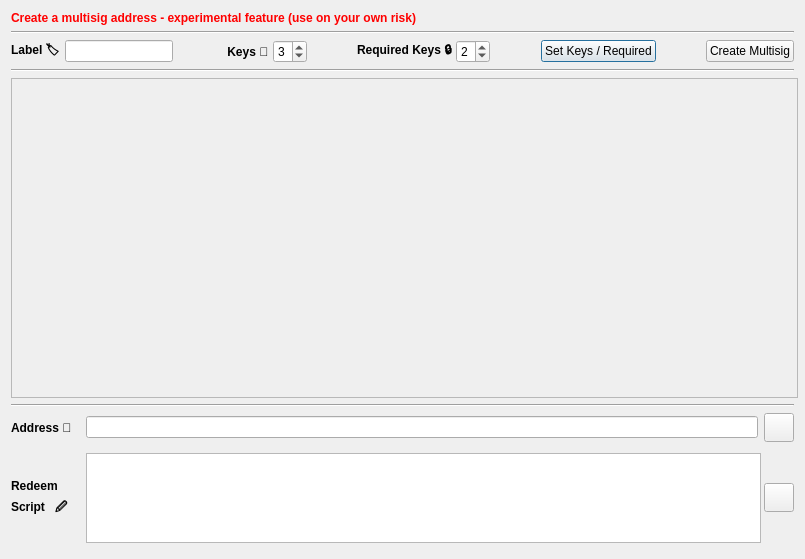
First picture: the form in src/qt/forms/multisigdialog.ui, repository Sandokaaan/Earthcoin, before the edit.
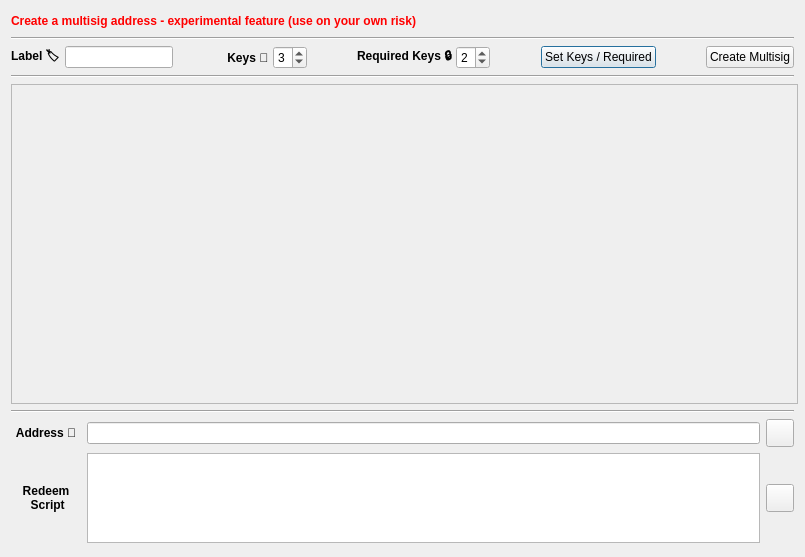
Second picture: the form after the edit. Icons and pictures are not drawn.

Commit message: Fixed unknown from address in GUI wallet

Patch:
```diff
--- a/src/qt/forms/multisigdialog.ui
+++ b/src/qt/forms/multisigdialog.ui
@@ -96,6 +96,12 @@
      </property>
      <item>
       <widget class="QLabel" name="labelLabel">
+       <property name="sizePolicy">
+        <sizepolicy hsizetype="Minimum" vsizetype="Preferred">
+         <horstretch>0</horstretch>
+         <verstretch>0</verstretch>
+        </sizepolicy>
+       </property>
        <property name="font">
         <font>
          <weight>75</weight>
@@ -129,6 +135,12 @@
      </item>
      <item>
       <widget class="QLabel" name="labelKeys">
+       <property name="sizePolicy">
+        <sizepolicy hsizetype="Minimum" vsizetype="Preferred">
+         <horstretch>0</horstretch>
+         <verstretch>0</verstretch>
+        </sizepolicy>
+       </property>
        <property name="font">
         <font>
          <weight>75</weight>
@@ -171,6 +183,12 @@
      </item>
      <item>
       <widget class="QLabel" name="labelRequired">
+       <property name="sizePolicy">
+        <sizepolicy hsizetype="Minimum" vsizetype="Preferred">
+         <horstretch>0</horstretch>
+         <verstretch>0</verstretch>
+        </sizepolicy>
+       </property>
        <property name="font">
         <font>
          <weight>75</weight>
@@ -329,31 +347,23 @@
     </widget>
    </item>
    <item>
-    <layout class="QGridLayout" name="gridLayout">
-     <item row="1" column="1">
-      <widget class="QPlainTextEdit" name="lineEditRedeemScript">
-       <property name="minimumSize">
-        <size>
-         <width>675</width>
-         <height>90</height>
-        </size>
-       </property>
-       <property name="maximumSize">
-        <size>
-         <width>675</width>
-         <height>90</height>
-        </size>
-       </property>
-       <property name="toolTip">
-        <string>Multisig redeem script. Please, backup it on a safe place. Without the redeem script the funds received to a multisig address cannot be spent.</string>
-       </property>
-       <property name="readOnly">
-        <bool>true</bool>
-       </property>
-      </widget>
-     </item>
-     <item row="0" column="0">
+    <layout class="QVBoxLayout" name="verticalLayout_2">
+     <item>
+      <layout class="QHBoxLayout" name="horizontalLayout_2">
+       <item>
       <widget class="QLabel" name="labelAddress">
+         <property name="sizePolicy">
+          <sizepolicy hsizetype="Minimum" vsizetype="Minimum">
+           <horstretch>0</horstretch>
+           <verstretch>0</verstretch>
+          </sizepolicy>
+         </property>
+         <property name="minimumSize">
+          <size>
+           <width>70</width>
+           <height>0</height>
+          </size>
+         </property>
        <property name="font">
         <font>
          <weight>75</weight>
@@ -363,60 +373,12 @@
        <property name="text">
         <string>Address 👛</string>
        </property>
-      </widget>
-     </item>
-     <item row="1" column="0">
-      <widget class="QLabel" name="labelRedeemScript">
-       <property name="minimumSize">
-        <size>
-         <width>69</width>
-         <height>100</height>
-        </size>
-       </property>
-       <property name="maximumSize">
-        <size>
-         <width>69</width>
-         <height>100</height>
-        </size>
-       </property>
-       <property name="font">
-        <font>
-         <weight>75</weight>
-         <bold>true</bold>
-        </font>
-       </property>
-       <property name="text">
-        <string>Redeem Script   🖉</string>
-       </property>
-       <property name="wordWrap">
-        <bool>true</bool>
-       </property>
-      </widget>
-     </item>
-     <item row="1" column="2">
-      <widget class="QToolButton" name="copyScriptButton">
-       <property name="toolTip">
-        <string>Copy redeem script to clipboard</string>
-       </property>
-       <property name="text">
-        <string/>
-       </property>
-       <property name="icon">
-        <iconset resource="../earthcoin.qrc">
-         <normaloff>:/icons/editcopy</normaloff>:/icons/editcopy</iconset>
-       </property>
-       <property name="iconSize">
-        <size>
-         <width>22</width>
-         <height>22</height>
-        </size>
-       </property>
-       <property name="shortcut">
-        <string>Alt+P</string>
-       </property>
-      </widget>
-     </item>
-     <item row="0" column="1">
+         <property name="alignment">
+          <set>Qt::AlignCenter</set>
+         </property>
+        </widget>
+       </item>
+       <item>
       <widget class="QLineEdit" name="lineEditAddress">
        <property name="toolTip">
         <string>Generated multisig address to receive funds</string>
@@ -426,8 +388,26 @@
        </property>
       </widget>
      </item>
-     <item row="0" column="2">
+       <item>
       <widget class="QToolButton" name="copyAddressButton">
+         <property name="minimumSize">
+          <size>
+           <width>28</width>
+           <height>28</height>
+          </size>
+         </property>
+         <property name="maximumSize">
+          <size>
+           <width>28</width>
+           <height>28</height>
+          </size>
+         </property>
+         <property name="baseSize">
+          <size>
+           <width>28</width>
+           <height>28</height>
+          </size>
+         </property>
        <property name="toolTip">
         <string>Copy address to clipboard</string>
        </property>
@@ -448,6 +428,119 @@
         <string>Alt+P</string>
        </property>
       </widget>
+       </item>
+      </layout>
+     </item>
+     <item>
+      <layout class="QHBoxLayout" name="horizontalLayout_3">
+       <item>
+        <widget class="QLabel" name="labelRedeemScript">
+         <property name="sizePolicy">
+          <sizepolicy hsizetype="Minimum" vsizetype="Minimum">
+           <horstretch>0</horstretch>
+           <verstretch>0</verstretch>
+          </sizepolicy>
+         </property>
+         <property name="minimumSize">
+          <size>
+           <width>70</width>
+           <height>0</height>
+          </size>
+         </property>
+         <property name="maximumSize">
+          <size>
+           <width>60</width>
+           <height>1000</height>
+          </size>
+         </property>
+         <property name="font">
+          <font>
+           <weight>75</weight>
+           <bold>true</bold>
+          </font>
+         </property>
+         <property name="text">
+          <string>Redeem 
+ Script</string>
+         </property>
+         <property name="alignment">
+          <set>Qt::AlignCenter</set>
+         </property>
+         <property name="wordWrap">
+          <bool>true</bool>
+         </property>
+        </widget>
+       </item>
+       <item>
+        <widget class="QPlainTextEdit" name="lineEditRedeemScript">
+         <property name="sizePolicy">
+          <sizepolicy hsizetype="Expanding" vsizetype="Fixed">
+           <horstretch>0</horstretch>
+           <verstretch>0</verstretch>
+          </sizepolicy>
+         </property>
+         <property name="minimumSize">
+          <size>
+           <width>0</width>
+           <height>0</height>
+          </size>
+         </property>
+         <property name="maximumSize">
+          <size>
+           <width>16777215</width>
+           <height>90</height>
+          </size>
+         </property>
+         <property name="toolTip">
+          <string>Multisig redeem script. Please, backup it on a safe place. Without the redeem script the funds received to a multisig address cannot be spent.</string>
+         </property>
+         <property name="readOnly">
+          <bool>true</bool>
+         </property>
+        </widget>
+       </item>
+       <item>
+        <widget class="QToolButton" name="copyScriptButton">
+         <property name="minimumSize">
+          <size>
+           <width>28</width>
+           <height>28</height>
+          </size>
+         </property>
+         <property name="maximumSize">
+          <size>
+           <width>28</width>
+           <height>28</height>
+          </size>
+         </property>
+         <property name="baseSize">
+          <size>
+           <width>28</width>
+           <height>28</height>
+          </size>
+         </property>
+         <property name="toolTip">
+          <string>Copy redeem script to clipboard</string>
+         </property>
+         <property name="text">
+          <string/>
+         </property>
+         <property name="icon">
+          <iconset resource="../earthcoin.qrc">
+           <normaloff>:/icons/editcopy</normaloff>:/icons/editcopy</iconset>
+         </property>
+         <property name="iconSize">
+          <size>
+           <width>22</width>
+           <height>22</height>
+          </size>
+         </property>
+         <property name="shortcut">
+          <string>Alt+P</string>
+         </property>
+        </widget>
+       </item>
+      </layout>
      </item>
     </layout>
    </item>
```
Lines whose indentation alone changed are shown as unchanged. The commit also changes 4 other files.
